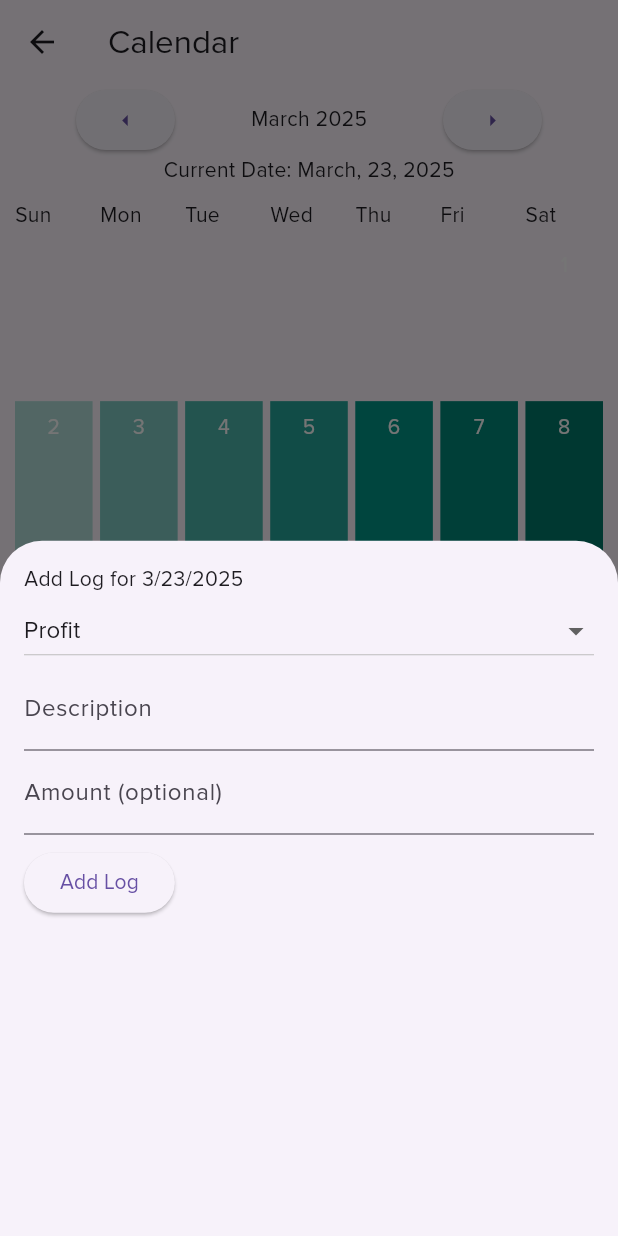
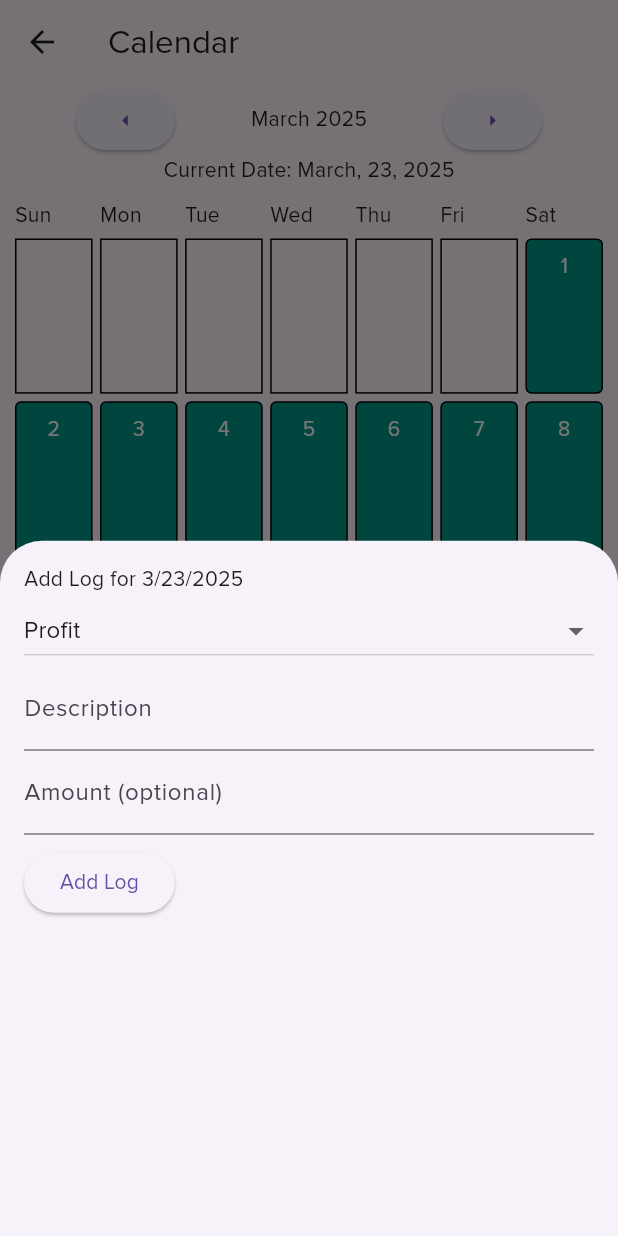
Before and after one commit to maureensanchez99/financial_awareness, a Flutter app: the Calendar screen opened directly, after a tap on the "add" icon, on a phone screen of 412 x 824 dp. Run offline on Flutter 3.47's test engine with Material 3 defaults, Android fonts, the phone set to English and light mode, and no system bars; our stand-ins replace shared_preferences; accounts and stored records are empty.

Commit message:
adjusted some formating

```diff
--- a/lib/pages/calendar.dart
+++ b/lib/pages/calendar.dart
@@ -41,13 +41,13 @@ class _CalendarState extends State<Calendar> {
   DateTime selectedDate = DateTime.now(); // Track the selected date
   final TextEditingController logDescriptionController = TextEditingController();
   final TextEditingController logAmountController = TextEditingController();
-  final TextEditingController logTypeController = TextEditingController();
+  String logTypeController = '';
 
   // Method to add a new log
-  void addLogForSelectedDate() {
+  void addLogForSelectedDate(String type) {
     String description = logDescriptionController.text;
     double amount = double.tryParse(logAmountController.text) ?? 0.0;
-    String type = logTypeController.text;
+
 
     if (description.isNotEmpty || type.isNotEmpty) {
       LogService.addLog(selectedDate, type, description, amount: amount);
@@ -126,10 +126,9 @@ class _CalendarState extends State<Calendar> {
                   .map<DropdownMenuItem<String>>((String value) {
                 return DropdownMenuItem<String>(
                   value: value,
-                  child: Text(value),
+                  child: Text("$value"),
                 );
         }).toList(),
-        hint: Text('Select Log Type'), // Display hint when no selection is made
         isExpanded: true, // Ensures dropdown takes full width
       ),
               TextField(
@@ -144,7 +143,7 @@ class _CalendarState extends State<Calendar> {
               SizedBox(height: 8),
               ElevatedButton(
                 onPressed: () {
-                  addLogForSelectedDate();
+                  addLogForSelectedDate(selectedLogType);
                   Navigator.pop(context); // Close the bottom sheet after adding the log
                 },
                 child: Text("Add Log"),
@@ -231,7 +230,11 @@ Widget build(BuildContext context) {
             childAspectRatio: 1 / 2,
             children: List.generate(getMonthStartDay() + getDays(), (index) {
               if (index < getMonthStartDay()) {
-                return Container();
+                return Container(
+                   decoration: BoxDecoration(
+                    border: Border.all(color: Colors.black, width: 1), // Add a border for empty cells
+                    ),
+                );
               } else {
                 DateTime currentDate = DateTime(year, monthIndex + 1, index - getMonthStartDay() + 1);
                 return GestureDetector(
@@ -242,7 +245,13 @@ Widget build(BuildContext context) {
                   },
                   child: Container(
                     padding: const EdgeInsets.all(8),
-                    color: Colors.teal[((index - getMonthStartDay()) % 9) * 100],
+                    //color: Colors.teal[((index - getMonthStartDay()) % 9) * 100],
+                    //color: Colors.teal[10],
+                     decoration: BoxDecoration(
+                     color: Colors.teal,
+                     border: Border.all(color: Colors.black, width: 1), // Add a border around each day
+                     borderRadius: BorderRadius.circular(4), // Optional: rounded corners for the boxes
+                    ),
                     child: Center(
                       child: Column(
                         children: [
@@ -263,7 +272,7 @@ Widget build(BuildContext context) {
         ),
 
         // Display the selected date and its logs
-        Text("${months[monthIndex].name} ${selectedDate.day}, ${selectedDate.year}"),
+        Text("${months[selectedDate.month - 1].name} ${selectedDate.day}, ${selectedDate.year}"),
 
         // Display the logs for the selected date
         Expanded(
```
